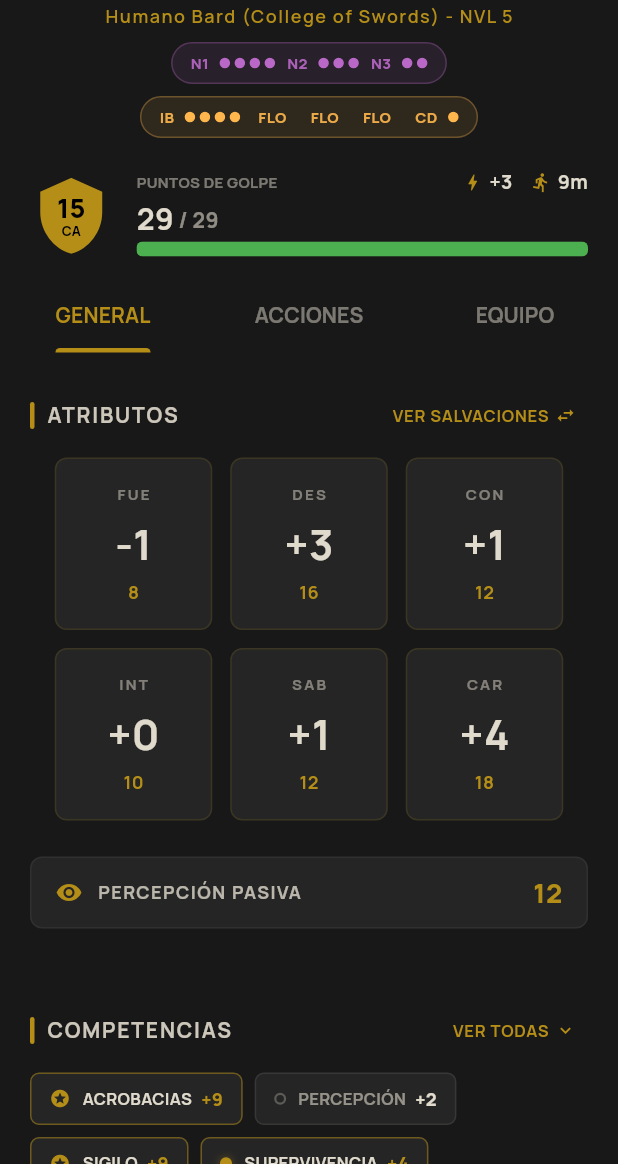
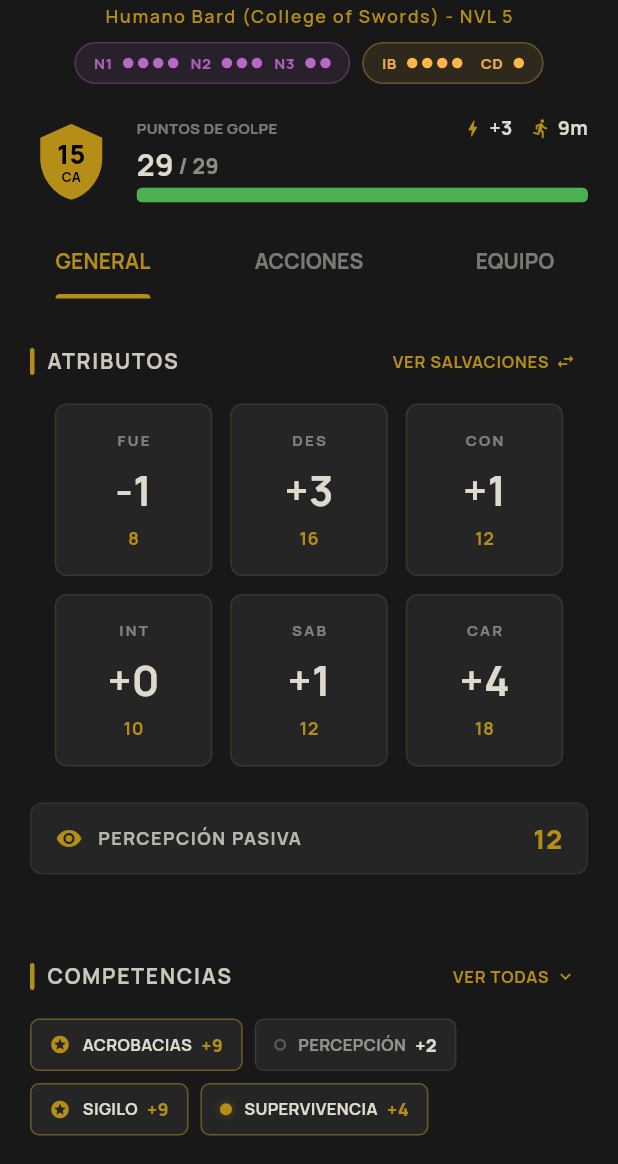
Before and after one commit to Davidperpi/dnd-app, a Flutter app: the screen it shows after launch, on a phone screen of 412 x 824 dp, the part 72-1236 px from its top. Run offline on Flutter 3.47's test engine with Material 3 defaults, Android fonts, the phone set to English and light mode, and no system bars; our stand-ins replace equatable, flutter_bloc, fpdart, get_it, google_fonts.

Commit message:
fi features

```diff
--- a/lib/features/character/data/datasources/character_ability_local_data_source.dart
+++ b/lib/features/character/data/datasources/character_ability_local_data_source.dart
@@ -17,6 +17,15 @@ class CharacterAbilityLocalDataSource {
           'Puedes inspirar a otros como una acción adicional, o usar tus dados de inspiración para potenciar tus Florituras con la Espada.',
       refreshRule: RefreshRule.longRest, // Actualizado a 2024
       levelScaling: <int, String>{1: '1d6', 5: '1d8', 10: '1d10', 15: '1d12'},
+      actionTemplate: CharacterAction(
+        id: 'use_bardic_inspiration',
+        name: 'Inspirar a un Aliado',
+        description: 'Concedes un dado de Inspiración Bárdica a un aliado que pueda oírte.',
+        type: ActionType.feature,
+        cost: ActionCost.bonusAction,
+        resourceCost: FeatureResourceCost('bardic_inspiration'),
+        imageUrl: 'assets/icons/bardic_inspiration.png',
+      ),
     ),
 
     'song_of_rest': const CharacterAbility(
--- a/lib/features/character/presentation/widgets/character_summary_header.dart
+++ b/lib/features/character/presentation/widgets/character_summary_header.dart
@@ -224,7 +224,6 @@ class CharacterSummaryHeader extends StatelessWidget {
     );
   }
 
-  // NUEVO: Widget para recursos de clase (Inspiración, Ki, etc.)
   Widget _buildClassResources(BuildContext context, ThemeData theme) {
     const Color featureColor = Color(0xFFFFB74D); // Naranja/Dorado
 
@@ -238,15 +237,13 @@ class CharacterSummaryHeader extends StatelessWidget {
       child: Wrap(
         spacing: 12,
         runSpacing: 6,
-        children: character.resources.values.map((CharacterResource resource) {
+        children: character.resources.values
+            .where((CharacterResource resource) => resource.max > 0)
+            .map((CharacterResource resource) {
           final CharacterAbility? definition =
               CharacterAbilityLocalDataSource.registry[resource.id];
-          // Usamos el nombre corto si es muy largo, o las 3 primeras letras
           final String label =
-              definition?.shortName ??
-              (resource.name.length > 3
-                  ? resource.name.substring(0, 3).toUpperCase()
-                  : resource.name.toUpperCase());
+              definition?.shortName ?? resource.name.substring(0, 3).toUpperCase();
 
           return _buildResourceRow(
             label,
```
